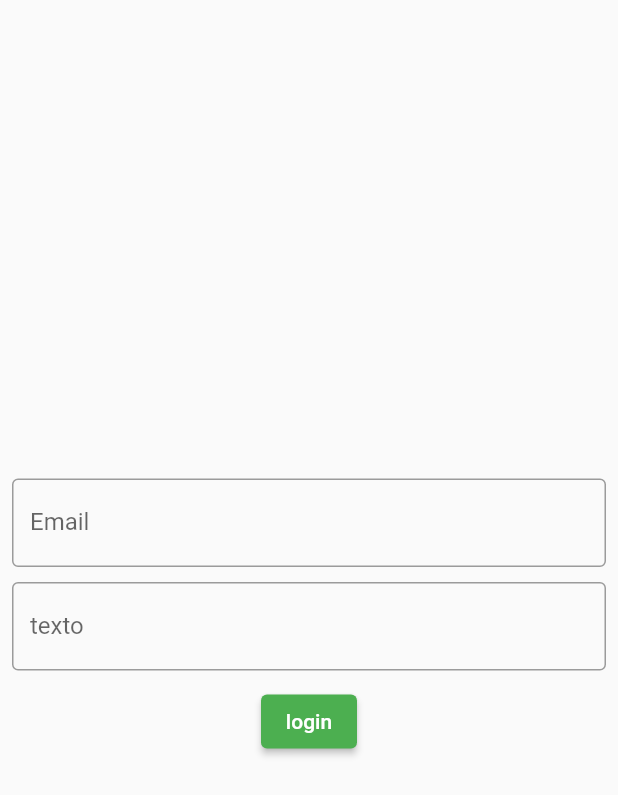
After one commit to Wesley3king/Flutter, a Flutter app: the MyWidgetHome screen opened directly, on a phone screen of 412 x 824 dp. The commit adds this screen. Shown: the top 795 px of the screen. Run offline on Flutter 3.47's test engine with Material 2 defaults, Android fonts, the phone set to English and light mode, and no system bars.

Commit message:
aulas de Flutter.
Textfield.

```diff
--- /dev/null
+++ b/aulas/hello_world/lib/app/components/login_page.dart
@@ -0,0 +1,50 @@
+import 'package:flutter/material.dart';
+
+class MyWidgetHome extends StatefulWidget {
+  const MyWidgetHome({Key? key}) : super(key: key);
+
+  @override
+  State<MyWidgetHome> createState() => _MyWidgetState();
+}
+
+class _MyWidgetState extends State<MyWidgetHome> {
+  @override
+  Widget build(BuildContext context) {
+    return Scaffold(
+      body: SingleChildScrollView(
+        child: SizedBox(
+          width: MediaQuery.of(context).size.width,
+          height: MediaQuery.of(context).size.height,
+          child: Padding(
+            padding: const EdgeInsets.all(8.0),
+            child: Column(
+              mainAxisAlignment: MainAxisAlignment.center,
+              children: [
+                TextField(
+                  // aqui recebemos o valor do input
+                  onChanged: (value) {
+                    print(value);
+                  },
+                  keyboardType: TextInputType.emailAddress,
+                  decoration: const InputDecoration(
+                      border: OutlineInputBorder(), labelText: 'Email'),
+                ),
+                const SizedBox(height: 10),
+                const TextField(
+                  obscureText: true,
+                  decoration: InputDecoration(
+                      border: OutlineInputBorder(), labelText: 'texto'),
+                ),
+                const SizedBox(height: 10),
+                ElevatedButton(
+                    onPressed: () {
+                      print('ok this is ok');
+                    },
+                    child: const Text('login')),
+              ],
+            ),
+          )),
+        ),
+    );
+  }
+}
--- a/aulas/hello_world/lib/main.dart
+++ b/aulas/hello_world/lib/main.dart
@@ -1,6 +1,7 @@
 import 'package:flutter/material.dart';
 
 import 'app/app_widget.dart';
+//import 'app/components/login_page.dart';
 
 void main() {
   runApp(const AppWidget());
```
Also changed, not shown: aulas/hello_world/lib/app/app_widget.dart (+15 -6 lines), aulas/hello_world/lib/app/components/home_page.dart (+81 -2 lines).
